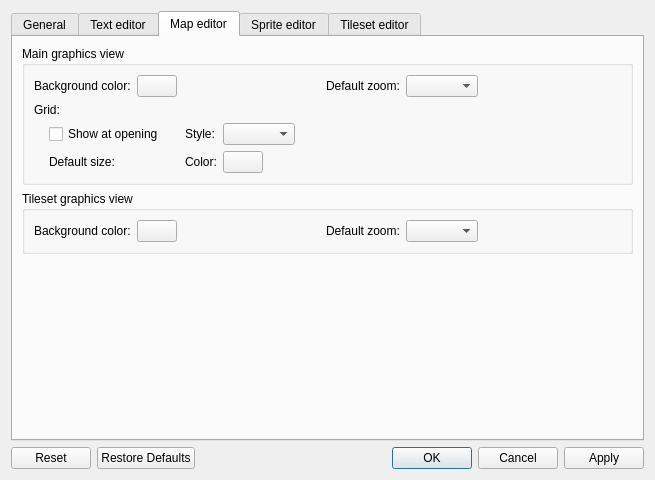
The window that src/widgets/settings_dialog.ui (Kangie/solarus) describes before a commit, drawn with Qt 5.
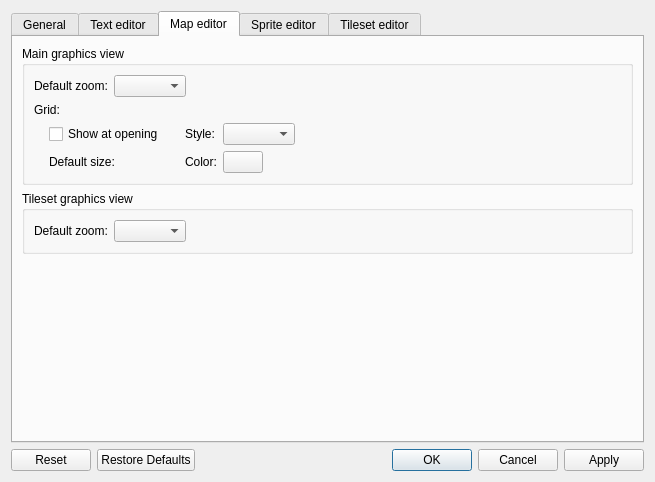
The same window after the commit. The open tabs and pages were chosen to show the change. Custom widgets are drawn as their Qt base class.

Commit message: Show a checkered background in graphics views

```diff
--- a/src/widgets/settings_dialog.ui
+++ b/src/widgets/settings_dialog.ui
@@ -7,7 +7,7 @@
     <x>0</x>
     <y>0</y>
     <width>655</width>
-    <height>480</height>
+    <height>482</height>
    </rect>
   </property>
   <property name="windowTitle">
@@ -374,36 +374,6 @@
          <layout class="QVBoxLayout" name="verticalLayout_6">
           <item>
            <layout class="QHBoxLayout" name="map_main_layout">
-            <item>
-             <widget class="QLabel" name="map_main_background_label">
-              <property name="text">
-               <string>Background color:</string>
-              </property>
-             </widget>
-            </item>
-            <item>
-             <widget class="SolarusEditor::ColorChooser" name="map_main_background_field">
-              <property name="sizePolicy">
-               <sizepolicy hsizetype="Fixed" vsizetype="Fixed">
-                <horstretch>0</horstretch>
-                <verstretch>0</verstretch>
-               </sizepolicy>
-              </property>
-             </widget>
-            </item>
-            <item>
-             <spacer name="map_main_background_spacer">
-              <property name="orientation">
-               <enum>Qt::Horizontal</enum>
-              </property>
-              <property name="sizeHint" stdset="0">
-               <size>
-                <width>40</width>
-                <height>20</height>
-               </size>
-              </property>
-             </spacer>
-            </item>
             <item>
              <widget class="QLabel" name="map_main_zoom_label">
               <property name="text">
@@ -542,36 +512,6 @@
           <string>Tileset graphics view</string>
          </property>
          <layout class="QHBoxLayout" name="horizontalLayout_3">
-          <item>
-           <widget class="QLabel" name="map_tileset_background_label">
-            <property name="text">
-             <string>Background color:</string>
-            </property>
-           </widget>
-          </item>
-          <item>
-           <widget class="SolarusEditor::ColorChooser" name="map_tileset_background_field">
-            <property name="sizePolicy">
-             <sizepolicy hsizetype="Fixed" vsizetype="Fixed">
-              <horstretch>0</horstretch>
-              <verstretch>0</verstretch>
-             </sizepolicy>
-            </property>
-           </widget>
-          </item>
-          <item>
-           <spacer name="map_tileset_background_spacer">
-            <property name="orientation">
-             <enum>Qt::Horizontal</enum>
-            </property>
-            <property name="sizeHint" stdset="0">
-             <size>
-              <width>40</width>
-              <height>20</height>
-             </size>
-            </property>
-           </spacer>
-          </item>
           <item>
            <widget class="QLabel" name="map_tileset_zoom_label">
             <property name="text">
```
Left out of the diff: 91 changed lines with no effect on the pictures. The commit also changes 17 other files.
